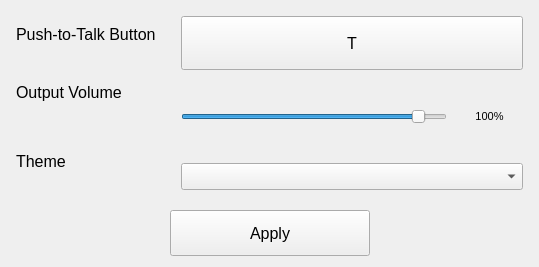
This is src/View/SettingsWindow/settingswindow.ui in Flone-dnb/Silent as Qt 5 draws it before an edit. The edited form follows.
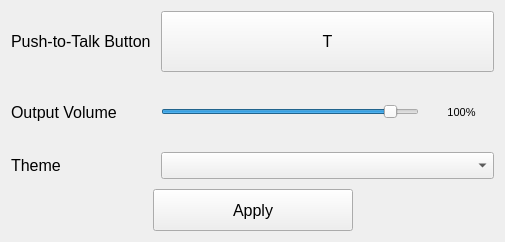
This is the edited form.

```diff
--- a/src/View/SettingsWindow/settingswindow.ui
+++ b/src/View/SettingsWindow/settingswindow.ui
@@ -6,8 +6,8 @@
    <rect>
     <x>0</x>
     <y>0</y>
-    <width>539</width>
-    <height>267</height>
+    <width>505</width>
+    <height>242</height>
    </rect>
   </property>
   <property name="font">
@@ -25,7 +25,7 @@
   <widget class="QWidget" name="centralwidget">
    <layout class="QVBoxLayout" name="verticalLayout_2" stretch="80,20">
     <property name="spacing">
-     <number>15</number>
+     <number>10</number>
     </property>
     <property name="leftMargin">
      <number>11</number>
@@ -40,22 +40,17 @@
      <number>11</number>
     </property>
     <item>
-     <layout class="QHBoxLayout" name="horizontalLayout_3">
-      <item>
-       <layout class="QVBoxLayout" name="verticalLayout_3" stretch="25,35,40">
-        <property name="leftMargin">
-         <number>5</number>
-        </property>
-        <property name="topMargin">
-         <number>5</number>
-        </property>
-        <property name="rightMargin">
-         <number>5</number>
-        </property>
+     <layout class="QFormLayout" name="formLayout">
+      <property name="sizeConstraint">
+       <enum>QLayout::SetFixedSize</enum>
+      </property>
+      <property name="rowWrapPolicy">
+       <enum>QFormLayout::DontWrapRows</enum>
+      </property>
         <property name="bottomMargin">
-         <number>5</number>
-        </property>
-        <item>
+       <number>0</number>
+      </property>
+      <item row="1" column="0">
          <widget class="QLabel" name="label">
           <property name="sizePolicy">
            <sizepolicy hsizetype="Preferred" vsizetype="Expanding">
@@ -77,75 +72,7 @@
           </property>
          </widget>
         </item>
-        <item>
-         <widget class="QLabel" name="label_2">
-          <property name="sizePolicy">
-           <sizepolicy hsizetype="Preferred" vsizetype="Expanding">
-            <horstretch>0</horstretch>
-            <verstretch>0</verstretch>
-           </sizepolicy>
-          </property>
-          <property name="font">
-           <font>
-            <family>Segoe UI</family>
-            <pointsize>12</pointsize>
-           </font>
-          </property>
-          <property name="styleSheet">
-           <string notr="true"/>
-          </property>
-          <property name="text">
-           <string>Output Volume</string>
-          </property>
-         </widget>
-        </item>
-        <item>
-         <widget class="QLabel" name="label_3">
-          <property name="sizePolicy">
-           <sizepolicy hsizetype="Preferred" vsizetype="Expanding">
-            <horstretch>0</horstretch>
-            <verstretch>0</verstretch>
-           </sizepolicy>
-          </property>
-		  <property name="font">
-           <font>
-            <family>Segoe UI</family>
-            <pointsize>12</pointsize>
-           </font>
-          </property>
-          <property name="frameShape">
-           <enum>QFrame::NoFrame</enum>
-          </property>
-          <property name="text">
-           <string>Theme</string>
-          </property>
-         </widget>
-        </item>
-       </layout>
-      </item>
-      <item>
-       <layout class="QVBoxLayout" name="verticalLayout_4" stretch="25,35,40">
-        <property name="spacing">
-         <number>9</number>
-        </property>
-        <property name="leftMargin">
-         <number>5</number>
-        </property>
-        <property name="topMargin">
-         <number>5</number>
-        </property>
-        <property name="rightMargin">
-         <number>5</number>
-        </property>
-        <property name="bottomMargin">
-         <number>5</number>
-        </property>
-        <item>
-         <layout class="QHBoxLayout" name="horizontalLayout_2" stretch="80">
-          <property name="spacing">
-           <number>4</number>
-          </property>
-          <item>
+      <item row="1" column="1">
            <widget class="QPushButton" name="pushButton_pushtotalk">
             <property name="sizePolicy">
              <sizepolicy hsizetype="Expanding" vsizetype="Expanding">
@@ -167,9 +94,29 @@
             </property>
            </widget>
           </item>
-         </layout>
-        </item>
-        <item>
+      <item row="2" column="0">
+       <widget class="QLabel" name="label_2">
+        <property name="sizePolicy">
+         <sizepolicy hsizetype="Preferred" vsizetype="Expanding">
+          <horstretch>0</horstretch>
+          <verstretch>0</verstretch>
+         </sizepolicy>
+        </property>
+        <property name="font">
+         <font>
+          <family>Segoe UI</family>
+          <pointsize>12</pointsize>
+         </font>
+        </property>
+        <property name="styleSheet">
+         <string notr="true"/>
+        </property>
+        <property name="text">
+         <string>Output Volume</string>
+        </property>
+       </widget>
+      </item>
+      <item row="2" column="1">
          <layout class="QHBoxLayout" name="horizontalLayout_4" stretch="80,20">
           <item>
            <widget class="QSlider" name="horizontalSlider_volume">
@@ -213,9 +160,29 @@
           </item>
          </layout>
         </item>
-        <item>
-         <layout class="QHBoxLayout" name="horizontalLayout_5">
-          <item>
+      <item row="3" column="0">
+       <widget class="QLabel" name="label_3">
+        <property name="sizePolicy">
+         <sizepolicy hsizetype="Preferred" vsizetype="Expanding">
+          <horstretch>0</horstretch>
+          <verstretch>0</verstretch>
+         </sizepolicy>
+        </property>
+        <property name="font">
+         <font>
+          <family>Segoe UI</family>
+          <pointsize>12</pointsize>
+         </font>
+        </property>
+        <property name="frameShape">
+         <enum>QFrame::NoFrame</enum>
+        </property>
+        <property name="text">
+         <string>Theme</string>
+        </property>
+       </widget>
+      </item>
+      <item row="3" column="1">
            <widget class="QComboBox" name="comboBox_themes">
             <property name="font">
              <font>
@@ -229,10 +196,6 @@
           </item>
          </layout>
         </item>
-       </layout>
-      </item>
-     </layout>
-    </item>
     <item>
      <layout class="QHBoxLayout" name="horizontalLayout">
       <item>
```
Left out of the diff: 2 changed lines with no effect on the pictures. Lines whose indentation alone changed are shown as unchanged.
